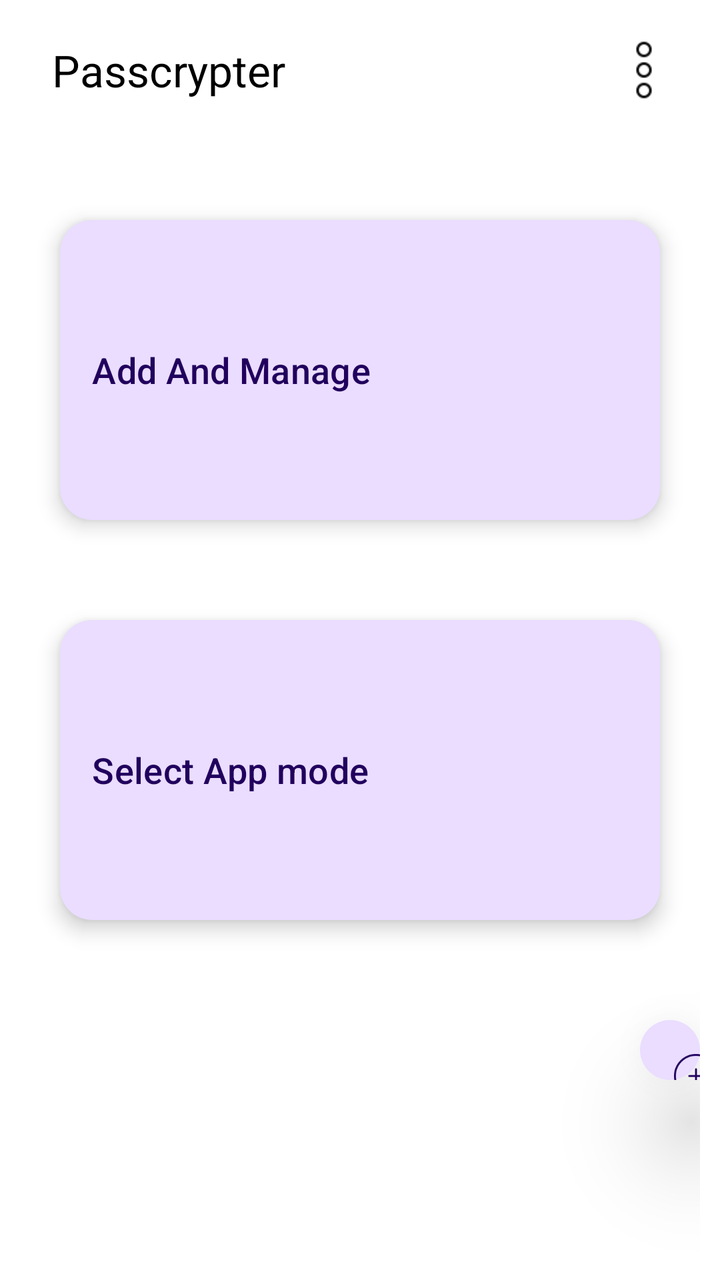
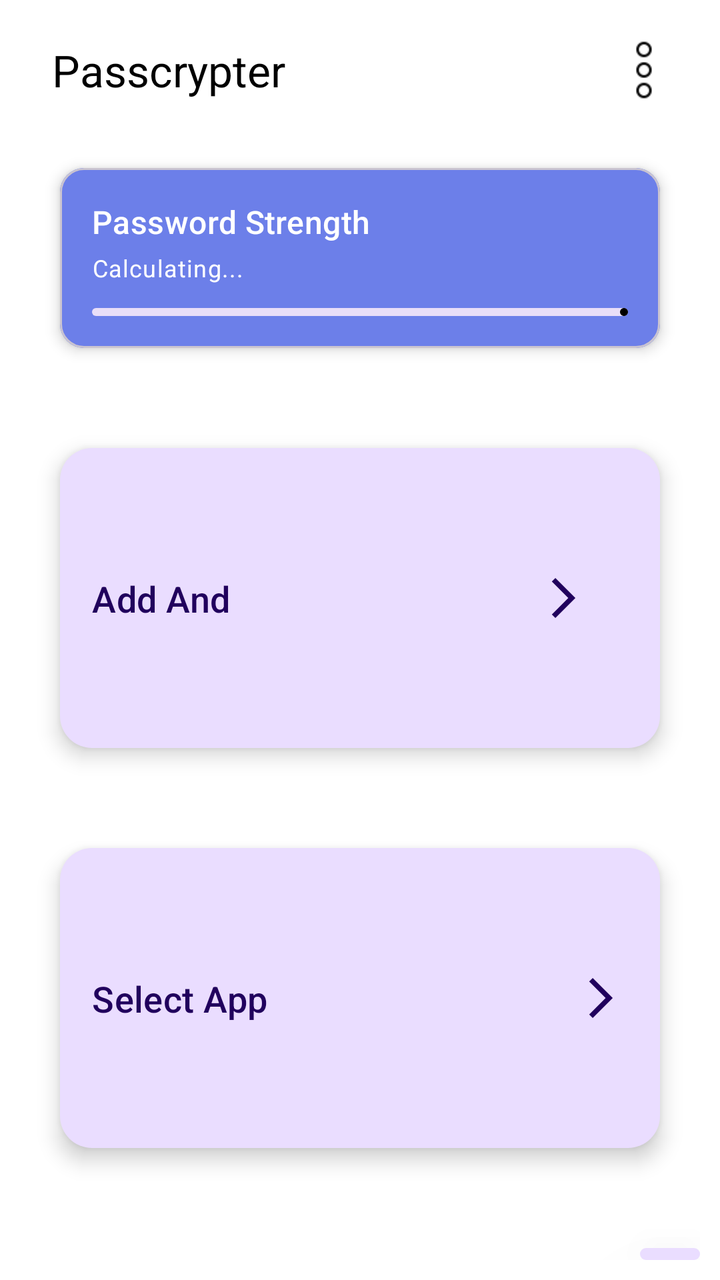

Before-and-after screenshots of an Android layout around one commit, followed by the original layout XML and the change that was made.
<!-- AndroidManifest.xml: application theme Theme.Passcrypter -->
<!-- res/layout/activity_main.xml -->
<?xml version="1.0" encoding="utf-8"?>
<RelativeLayout xmlns:android="http://schemas.android.com/apk/res/android"
    xmlns:app="http://schemas.android.com/apk/res-auto"
    xmlns:tools="http://schemas.android.com/tools"
    android:id="@+id/main"
    android:layout_width="match_parent"
    android:layout_height="match_parent"
    tools:context=".MainActivity"
    android:background="@color/white"
    android:padding="10dp"

    >

    <com.google.android.material.appbar.MaterialToolbar
        android:id="@+id/toolbar"
        android:layout_width="match_parent"
        android:layout_height="50dp"
        android:background="@color/white"
        app:menu="@menu/toolbar_menu"
        app:title="Passcrypter"
        app:titleTextAppearance="@style/TextAppearance.AppCompat.Large"
        app:titleTextColor="@android:color/black" />

    <com.google.android.material.floatingactionbutton.FloatingActionButton
        android:id="@+id/fab1"
        android:layout_width="match_parent"
        android:layout_height="wrap_content"
        android:layout_below="@id/modeexfab"

        android:layout_marginLeft="310dp"
        android:layout_marginTop="50dp"
        android:src="@drawable/add"
        app:elevation="30dp"
        app:fabSize="auto" />

    <com.google.android.material.floatingactionbutton.ExtendedFloatingActionButton
        android:id="@+id/addexfab"
        android:layout_width="match_parent"
        android:layout_height="150dp"
        android:layout_marginLeft="20dp"
        android:layout_marginTop="100dp"
        android:layout_marginRight="20dp"
        android:text="Add And Manage"
        android:textAlignment="textStart"
        android:textSize="18dp"
        app:elevation="30dp"
        app:iconGravity="textEnd"
        app:iconPadding="50dp"
        app:iconSize="100dp"
        app:iconTint="@android:color/transparent"
        app:iconTintMode="add"

        />

    <com.google.android.material.floatingactionbutton.ExtendedFloatingActionButton
        android:id="@+id/modeexfab"
        android:layout_width="match_parent"
        android:layout_height="150dp"
        android:layout_below="@id/addexfab"
        android:layout_marginLeft="20dp"
        android:layout_marginTop="50dp"
        android:layout_marginRight="20dp"
        android:text="Select App mode"
        android:textAlignment="textStart"
        android:textSize="18dp"
        app:elevation="30dp"
        app:iconGravity="textEnd"
        app:iconSize="75dp"
        app:iconTint="@android:color/transparent"
        app:iconTintMode="add" />


</RelativeLayout>
<!-- resources referenced by this layout -->
<resources>
  <color name="white">#FFFFFF</color>
  <!-- drawable add: png bitmap (drawable, 1930 bytes) -->
  <style name="Theme.Passcrypter" parent="Base.Theme.Passcrypter" />
  <style name="Base.Theme.Passcrypter" parent="Theme.Material3.Light.NoActionBar" />
</resources>

<!-- the commit's change to res/layout/activity_main.xml (unified diff, before → after) -->
@@ -26,30 +26,77 @@
         android:layout_width="match_parent"
         android:layout_height="wrap_content"
         android:layout_below="@id/modeexfab"
-
         android:layout_marginLeft="310dp"
         android:layout_marginTop="50dp"
         android:src="@drawable/add"
         app:elevation="30dp"
         app:fabSize="auto" />
 
+    <com.google.android.material.card.MaterialCardView
+        android:id="@+id/strength_card"
+        android:layout_width="match_parent"
+        android:layout_height="wrap_content"
+        android:layout_below="@id/toolbar"
+        android:layout_marginTop="24dp"
+        android:layout_marginStart="20dp"
+        android:layout_marginEnd="20dp"
+        app:cardCornerRadius="12dp"
+        app:cardElevation="4dp">
+
+        <LinearLayout
+            android:layout_width="match_parent"
+            android:layout_height="wrap_content"
+            android:background="@color/progres_bar"
+            android:orientation="vertical"
+            android:padding="16dp">
+
+            <TextView
+                android:id="@+id/strength_title"
+                android:layout_width="wrap_content"
+                android:layout_height="wrap_content"
+                android:text="Password Strength"
+                android:textAppearance="@style/TextAppearance.Material3.TitleMedium"
+                android:textColor="@color/white"
+                android:textColorHighlight="@color/white" />
+
+            <TextView
+                android:id="@+id/strength_description"
+                android:layout_width="wrap_content"
+                android:layout_height="wrap_content"
+                android:layout_marginTop="4dp"
+                android:text="Calculating..."
+                android:textAppearance="@style/TextAppearance.Material3.BodySmall"
+                android:textColor="@color/white" />
+
+            <com.google.android.material.progressindicator.LinearProgressIndicator
+                android:id="@+id/strength_progress_bar"
+                android:layout_width="match_parent"
+                android:layout_height="wrap_content"
+                android:layout_marginTop="12dp"
+                android:progress="0"
+                app:indicatorColor="@color/black"
+                app:trackCornerRadius="8dp" />
+
+        </LinearLayout>
+
+    </com.google.android.material.card.MaterialCardView>
+
+
     <com.google.android.material.floatingactionbutton.ExtendedFloatingActionButton
         android:id="@+id/addexfab"
         android:layout_width="match_parent"
         android:layout_height="150dp"
         android:layout_marginLeft="20dp"
-        android:layout_marginTop="100dp"
+        android:layout_marginTop="50dp"
         android:layout_marginRight="20dp"
         android:text="Add And Manage"
         android:textAlignment="textStart"
         android:textSize="18dp"
         app:elevation="30dp"
+        app:icon="@drawable/outline_arrow_forward_ios_24"
         app:iconGravity="textEnd"
-        app:iconPadding="50dp"
-        app:iconSize="100dp"
-        app:iconTint="@android:color/transparent"
-        app:iconTintMode="add"
-
+        app:iconPadding="150dp"
+        android:layout_below="@id/strength_card"
         />
 
     <com.google.android.material.floatingactionbutton.ExtendedFloatingActionButton
@@ -64,10 +111,10 @@
         android:textAlignment="textStart"
         android:textSize="18dp"
         app:elevation="30dp"
+        app:icon="@drawable/outline_arrow_forward_ios_24"
         app:iconGravity="textEnd"
-        app:iconSize="75dp"
-        app:iconTint="@android:color/transparent"
-        app:iconTintMode="add" />
+        app:iconPadding="150dp"
+        />
 
 
 </RelativeLayout>
<!-- resource entries referenced after the edit -->
@@ -1,7 +1,15 @@
 <!-- resources referenced by this layout -->
 <resources>
+  <color name="black">#FF000000</color>
+  <color name="progres_bar">#6C7FE9</color>
   <color name="white">#FFFFFF</color>
   <!-- drawable add: png bitmap (drawable, 1930 bytes) -->
+  <!-- drawable outline_arrow_forward_ios_24 (drawable) -->
+  <vector xmlns:android="http://schemas.android.com/apk/res/android" android:autoMirrored="true" android:height="24dp" android:tint="#000000" android:viewportHeight="960" android:viewportWidth="960" android:width="24dp">
+        
+      <path android:fillColor="@android:color/white" android:pathData="M321,880L250,809L579,480L250,151L321,80L721,480L321,880Z"/>
+      
+  </vector>
   <style name="Theme.Passcrypter" parent="Base.Theme.Passcrypter" />
   <style name="Base.Theme.Passcrypter" parent="Theme.Material3.Light.NoActionBar" />
 </resources>
